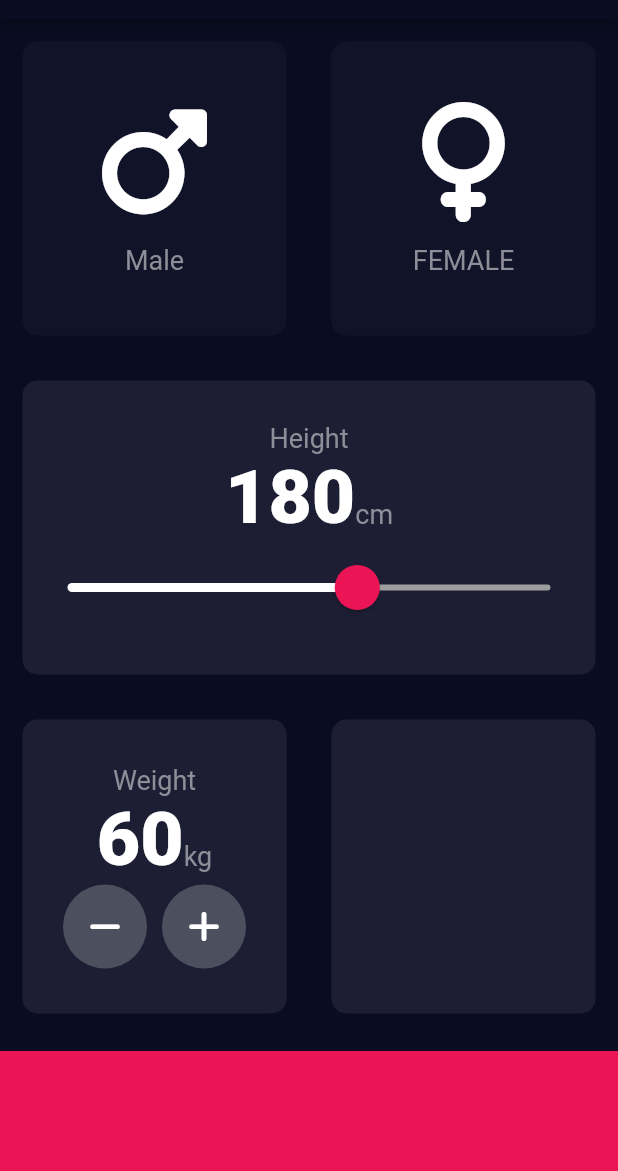
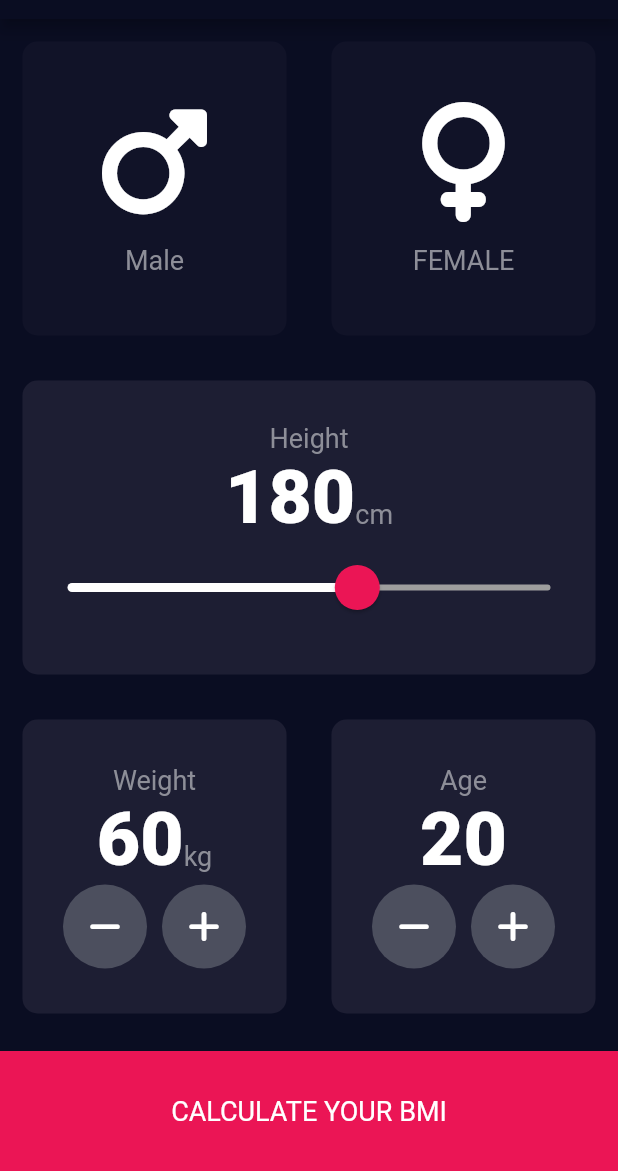
Before and after one commit to PratyushChauhan/bmi-calculator, a Flutter app: the screen it shows after launch, on a phone screen of 412 x 824 dp, the part 65-1236 px from its top. Run offline on Flutter 3.47's test engine with Material 2 defaults, Android fonts, the phone set to English and light mode, and no system bars; our stand-ins replace font_awesome_flutter.

Commit message:
First page complete.

```diff
--- a/lib/Constants.dart
+++ b/lib/Constants.dart
@@ -13,7 +13,11 @@ const kLableTextStyle = TextStyle(
   fontSize: 18,
   color: Color(0xFF8D8E98),
 );
-const kSliderTextStyle = TextStyle(
+const kBottomContainerTextStyle = TextStyle(
+  fontSize: 18,
+  color: Colors.white,
+);
+const kNumberTextStyle = TextStyle(
   fontSize: 50,
   fontWeight: FontWeight.w900,
 );
--- a/lib/InputPage.dart
+++ b/lib/InputPage.dart
@@ -18,6 +18,7 @@ class _InputPageState extends State<InputPage> {
   Gender? selectedGender;
   int _height = 180;
   int _weight = 60;
+  int _age = 20;
   @override
   Widget build(BuildContext context) {
     return Scaffold(
@@ -83,7 +84,7 @@ class _InputPageState extends State<InputPage> {
                         children: [
                           Text(
                             _height.toString(),
-                            style: kSliderTextStyle,
+                            style: kNumberTextStyle,
                           ),
                           Text(
                             'cm',
@@ -142,7 +143,7 @@ class _InputPageState extends State<InputPage> {
                         children: [
                           Text(
                             _weight.toString(),
-                            style: kSliderTextStyle,
+                            style: kNumberTextStyle,
                           ),
                           Text(
                             'kg',
@@ -173,7 +174,7 @@ class _InputPageState extends State<InputPage> {
                             },
                           )
                         ],
-                      )
+                      ),
                     ],
                   ),
                 ),
@@ -182,6 +183,43 @@ class _InputPageState extends State<InputPage> {
                 child: ReusableCard(
                   onPress: () {},
                   color: kActiveCardColor,
+                  cardChild: Column(
+                    mainAxisAlignment: MainAxisAlignment.center,
+                    children: [
+                      Text(
+                        'Age',
+                        style: kLableTextStyle,
+                      ),
+                      Text(
+                        _age.toString(),
+                        style: kNumberTextStyle,
+                      ),
+                      Row(
+                        mainAxisAlignment: MainAxisAlignment.center,
+                        children: [
+                          RoundIconButton(
+                            icon: FontAwesomeIcons.minus,
+                            onPress: () {
+                              setState(() {
+                                _age--;
+                              });
+                            },
+                          ),
+                          SizedBox(
+                            width: 10,
+                          ),
+                          RoundIconButton(
+                            icon: FontAwesomeIcons.plus,
+                            onPress: () {
+                              setState(() {
+                                _age++;
+                              });
+                            },
+                          )
+                        ],
+                      ),
+                    ],
+                  ),
                 ),
               )
             ],
@@ -191,6 +229,11 @@ class _InputPageState extends State<InputPage> {
             color: kBottomContainerColor,
             width: double.infinity,
             height: kBottomContainerHeight,
+            alignment: Alignment.center,
+            child: Text(
+              "CALCULATE YOUR BMI",
+              style: kBottomContainerTextStyle,
+            ),
           )
         ],
       ),
@@ -199,9 +242,10 @@ class _InputPageState extends State<InputPage> {
 }
 
 class RoundIconButton extends StatelessWidget {
-  const RoundIconButton({required this.icon, required this.onPress});
+  RoundIconButton({required this.icon, required this.onPress});
   final IconData icon;
   final Function onPress;
+  // Timer timer = Timer.periodic(Duration(milliseconds: 200), (t) {});
 
   @override
   Widget build(BuildContext context) {
```
